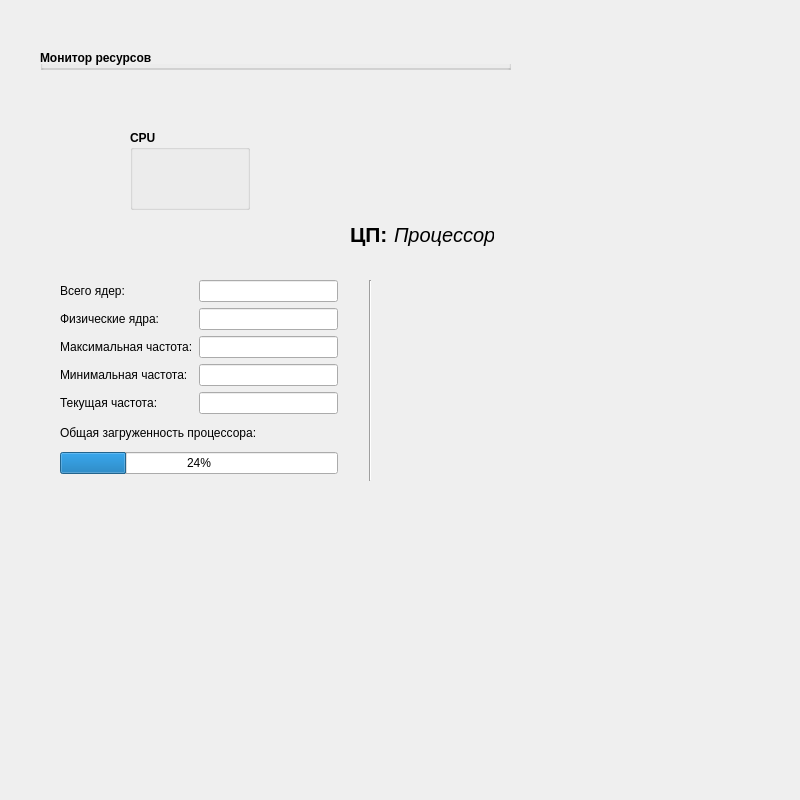
Mer0ll/new_Qt_project, file мое_Зачетное_Задание/ui/ui_my_task_manager_cildResourceMonitor.ui: the form before one commit.
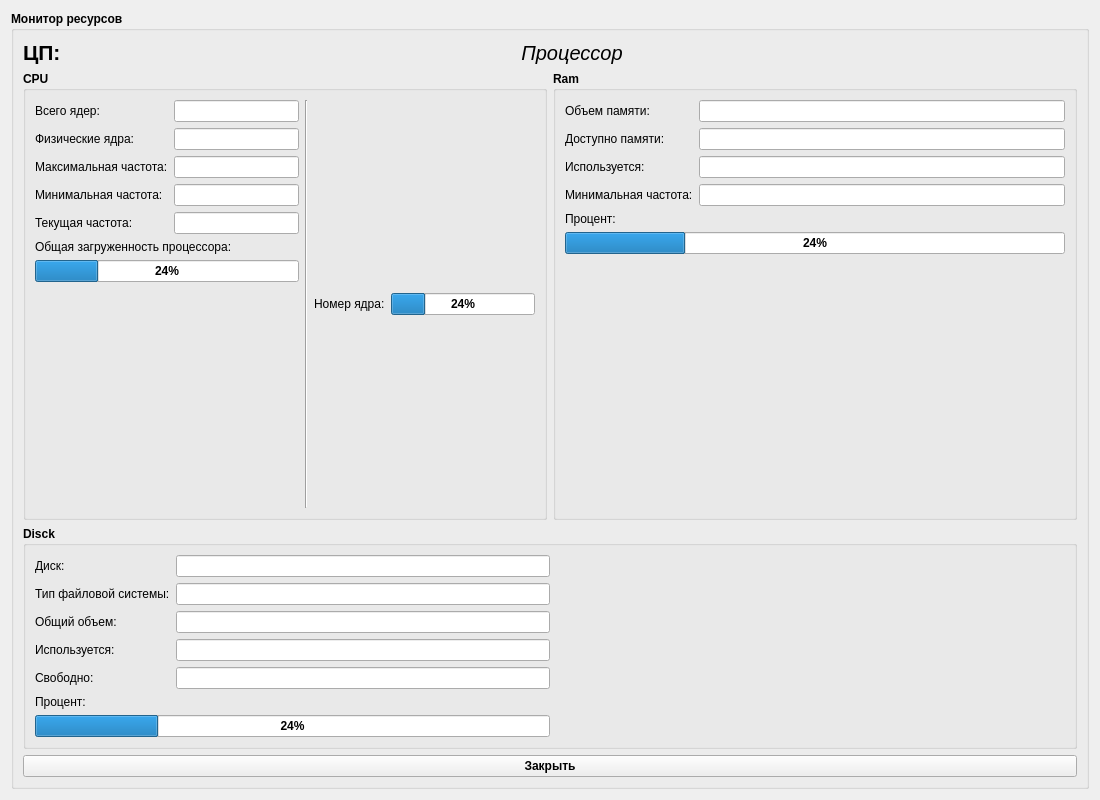
The form after the commit.

```diff
--- a/мое_Зачетное_Задание/ui/ui_my_task_manager_cildResourceMonitor.ui
+++ b/мое_Зачетное_Задание/ui/ui_my_task_manager_cildResourceMonitor.ui
@@ -2,26 +2,35 @@
 <ui version="4.0">
  <class>Form</class>
  <widget class="QWidget" name="Form">
+  <property name="enabled">
+   <bool>true</bool>
+  </property>
   <property name="geometry">
    <rect>
     <x>0</x>
     <y>0</y>
-    <width>800</width>
+    <width>1100</width>
     <height>800</height>
    </rect>
   </property>
+  <property name="sizePolicy">
+   <sizepolicy hsizetype="Fixed" vsizetype="Fixed">
+    <horstretch>0</horstretch>
+    <verstretch>0</verstretch>
+   </sizepolicy>
+  </property>
+  <property name="baseSize">
+   <size>
+    <width>1100</width>
+    <height>800</height>
+   </size>
+  </property>
   <property name="windowTitle">
    <string>Form</string>
   </property>
+  <layout class="QVBoxLayout" name="verticalLayout_17">
+   <item>
   <widget class="QGroupBox" name="groupBox">
-   <property name="geometry">
-    <rect>
-     <x>40</x>
-     <y>50</y>
-     <width>471</width>
-     <height>20</height>
-    </rect>
-   </property>
    <property name="font">
     <font>
      <pointsize>9</pointsize>
@@ -31,29 +40,12 @@
    <property name="title">
     <string>Монитор ресурсов</string>
    </property>
-  </widget>
-  <widget class="Line" name="line">
-   <property name="geometry">
-    <rect>
-     <x>360</x>
-     <y>280</y>
-     <width>20</width>
-     <height>201</height>
-    </rect>
-   </property>
-   <property name="orientation">
-    <enum>Qt::Vertical</enum>
-   </property>
-  </widget>
-  <widget class="QWidget" name="layoutWidget">
-   <property name="geometry">
-    <rect>
-     <x>350</x>
-     <y>220</y>
-     <width>144</width>
-     <height>30</height>
-    </rect>
-   </property>
+     <layout class="QVBoxLayout" name="verticalLayout_16">
+      <item>
+       <layout class="QVBoxLayout" name="verticalLayout_15">
+        <item>
+         <layout class="QVBoxLayout" name="verticalLayout_14">
+          <item>
    <layout class="QHBoxLayout" name="horizontalLayout">
     <item>
      <widget class="QLabel" name="label">
@@ -80,24 +72,35 @@
        <font>
         <pointsize>15</pointsize>
         <italic>true</italic>
+                <bold>false</bold>
        </font>
       </property>
       <property name="text">
        <string>Процессор</string>
       </property>
+              <property name="alignment">
+               <set>Qt::AlignCenter</set>
+              </property>
      </widget>
     </item>
    </layout>
-  </widget>
-  <widget class="QWidget" name="layoutWidget">
-   <property name="geometry">
-    <rect>
-     <x>60</x>
-     <y>280</y>
-     <width>278</width>
-     <height>194</height>
-    </rect>
-   </property>
+          </item>
+          <item>
+           <layout class="QHBoxLayout" name="horizontalLayout_9">
+            <item>
+             <widget class="QGroupBox" name="groupBox_2">
+              <property name="font">
+               <font>
+                <bold>true</bold>
+               </font>
+              </property>
+              <property name="title">
+               <string>CPU</string>
+              </property>
+              <layout class="QHBoxLayout" name="horizontalLayout_6">
+               <item>
+                <layout class="QHBoxLayout" name="horizontalLayout_4">
+                 <item>
    <layout class="QVBoxLayout" name="verticalLayout_4">
     <item>
      <layout class="QHBoxLayout" name="horizontalLayout_2">
@@ -105,6 +108,11 @@
        <layout class="QVBoxLayout" name="verticalLayout_2">
         <item>
          <widget class="QLabel" name="label_3">
+                         <property name="font">
+                          <font>
+                           <bold>false</bold>
+                          </font>
+                         </property>
           <property name="text">
            <string>Всего ядер:</string>
           </property>
@@ -112,6 +120,11 @@
         </item>
         <item>
          <widget class="QLabel" name="label_4">
+                         <property name="font">
+                          <font>
+                           <bold>false</bold>
+                          </font>
+                         </property>
           <property name="text">
            <string>Физические ядра:</string>
           </property>
@@ -119,6 +132,11 @@
         </item>
         <item>
          <widget class="QLabel" name="label_5">
+                         <property name="font">
+                          <font>
+                           <bold>false</bold>
+                          </font>
+                         </property>
           <property name="text">
            <string>Максимальная частота:</string>
           </property>
@@ -126,6 +144,11 @@
         </item>
         <item>
          <widget class="QLabel" name="label_6">
+                         <property name="font">
+                          <font>
+                           <bold>false</bold>
+                          </font>
+                         </property>
           <property name="text">
            <string>Минимальная частота:</string>
           </property>
@@ -133,6 +156,11 @@
         </item>
         <item>
          <widget class="QLabel" name="label_7">
+                         <property name="font">
+                          <font>
+                           <bold>false</bold>
+                          </font>
+                         </property>
           <property name="text">
            <string>Текущая частота:</string>
           </property>
@@ -185,6 +213,11 @@
      <layout class="QVBoxLayout" name="verticalLayout_3">
       <item>
        <widget class="QLabel" name="label_8">
+                       <property name="font">
+                        <font>
+                         <bold>false</bold>
+                        </font>
+                       </property>
         <property name="frameShape">
          <enum>QFrame::NoFrame</enum>
         </property>
@@ -200,28 +233,379 @@
         </property>
        </widget>
       </item>
+                     <item>
+                      <spacer name="verticalSpacer">
+                       <property name="orientation">
+                        <enum>Qt::Vertical</enum>
+                       </property>
+                       <property name="sizeHint" stdset="0">
+                        <size>
+                         <width>20</width>
+                         <height>40</height>
+                        </size>
+                       </property>
+                      </spacer>
+                     </item>
      </layout>
     </item>
    </layout>
-  </widget>
-  <widget class="QGroupBox" name="groupBox_2">
-   <property name="geometry">
-    <rect>
-     <x>130</x>
-     <y>130</y>
-     <width>120</width>
-     <height>80</height>
-    </rect>
-   </property>
+                 </item>
+                 <item>
+                  <widget class="Line" name="line">
+                   <property name="orientation">
+                    <enum>Qt::Vertical</enum>
+                   </property>
+                  </widget>
+                 </item>
+                 <item>
+                  <layout class="QVBoxLayout" name="verticalLayout_5">
+                   <item>
+                    <layout class="QHBoxLayout" name="horizontalLayout_3">
+                     <item>
+                      <widget class="QLabel" name="label_9">
+                       <property name="font">
+                        <font>
+                         <bold>false</bold>
+                        </font>
+                       </property>
+                       <property name="text">
+                        <string>Номер ядра:</string>
+                       </property>
+                      </widget>
+                     </item>
+                     <item>
+                      <widget class="QProgressBar" name="progressBar_2">
+                       <property name="value">
+                        <number>24</number>
+                       </property>
+                      </widget>
+                     </item>
+                    </layout>
+                   </item>
+                  </layout>
+                 </item>
+                </layout>
+               </item>
+              </layout>
+             </widget>
+            </item>
+            <item>
+             <widget class="QGroupBox" name="groupBox_4">
+              <property name="title">
+               <string>Ram</string>
+              </property>
+              <layout class="QVBoxLayout" name="verticalLayout_13">
+               <item>
+                <layout class="QVBoxLayout" name="verticalLayout_10">
+                 <item>
+                  <layout class="QHBoxLayout" name="horizontalLayout_5">
+                   <item>
+                    <layout class="QVBoxLayout" name="verticalLayout_8">
+                     <item>
+                      <widget class="QLabel" name="label_10">
+                       <property name="font">
+                        <font>
+                         <bold>false</bold>
+                        </font>
+                       </property>
+                       <property name="text">
+                        <string>Объем памяти:</string>
+                       </property>
+                      </widget>
+                     </item>
+                     <item>
+                      <widget class="QLabel" name="label_11">
+                       <property name="font">
+                        <font>
+                         <bold>false</bold>
+                        </font>
+                       </property>
+                       <property name="text">
+                        <string>Доступно памяти:</string>
+                       </property>
+                      </widget>
+                     </item>
+                     <item>
+                      <widget class="QLabel" name="label_12">
+                       <property name="font">
+                        <font>
+                         <bold>false</bold>
+                        </font>
+                       </property>
+                       <property name="text">
+                        <string>Используется:</string>
+                       </property>
+                      </widget>
+                     </item>
+                     <item>
+                      <widget class="QLabel" name="label_13">
+                       <property name="font">
+                        <font>
+                         <bold>false</bold>
+                        </font>
+                       </property>
+                       <property name="text">
+                        <string>Минимальная частота:</string>
+                       </property>
+                      </widget>
+                     </item>
+                    </layout>
+                   </item>
+                   <item>
+                    <layout class="QVBoxLayout" name="verticalLayout_7">
+                     <item>
+                      <widget class="QLineEdit" name="lineEdit_6">
+                       <property name="alignment">
+                        <set>Qt::AlignCenter</set>
+                       </property>
+                      </widget>
+                     </item>
+                     <item>
+                      <widget class="QLineEdit" name="lineEdit_7">
+                       <property name="alignment">
+                        <set>Qt::AlignCenter</set>
+                       </property>
+                      </widget>
+                     </item>
+                     <item>
+                      <widget class="QLineEdit" name="lineEdit_8">
+                       <property name="alignment">
+                        <set>Qt::AlignCenter</set>
+                       </property>
+                      </widget>
+                     </item>
+                     <item>
+                      <widget class="QLineEdit" name="lineEdit_9">
+                       <property name="alignment">
+                        <set>Qt::AlignCenter</set>
+                       </property>
+                      </widget>
+                     </item>
+                    </layout>
+                   </item>
+                  </layout>
+                 </item>
+                 <item>
+                  <layout class="QVBoxLayout" name="verticalLayout_9">
+                   <item>
+                    <widget class="QLabel" name="label_14">
+                     <property name="font">
+                      <font>
+                       <bold>false</bold>
+                      </font>
+                     </property>
+                     <property name="frameShape">
+                      <enum>QFrame::NoFrame</enum>
+                     </property>
+                     <property name="text">
+                      <string>Процент:</string>
+                     </property>
+                    </widget>
+                   </item>
+                   <item>
+                    <widget class="QProgressBar" name="progressBar_3">
+                     <property name="value">
+                      <number>24</number>
+                     </property>
+                    </widget>
+                   </item>
+                   <item>
+                    <spacer name="verticalSpacer_3">
+                     <property name="orientation">
+                      <enum>Qt::Vertical</enum>
+                     </property>
+                     <property name="sizeHint" stdset="0">
+                      <size>
+                       <width>20</width>
+                       <height>40</height>
+                      </size>
+                     </property>
+                    </spacer>
+                   </item>
+                  </layout>
+                 </item>
+                </layout>
+               </item>
+              </layout>
+             </widget>
+            </item>
+           </layout>
+          </item>
+         </layout>
+        </item>
+        <item>
+         <widget class="QGroupBox" name="groupBox_3">
    <property name="font">
     <font>
      <bold>true</bold>
     </font>
    </property>
    <property name="title">
-    <string>CPU</string>
-   </property>
-  </widget>
+           <string>Disck</string>
+          </property>
+          <layout class="QHBoxLayout" name="horizontalLayout_8">
+           <item>
+            <layout class="QVBoxLayout" name="verticalLayout_6">
+             <item>
+              <layout class="QHBoxLayout" name="horizontalLayout_7">
+               <item>
+                <layout class="QVBoxLayout" name="verticalLayout_11">
+                 <item>
+                  <widget class="QLabel" name="label_15">
+                   <property name="font">
+                    <font>
+                     <bold>false</bold>
+                    </font>
+                   </property>
+                   <property name="text">
+                    <string>Диск:</string>
+                   </property>
+                  </widget>
+                 </item>
+                 <item>
+                  <widget class="QLabel" name="label_16">
+                   <property name="font">
+                    <font>
+                     <bold>false</bold>
+                    </font>
+                   </property>
+                   <property name="text">
+                    <string>Тип файловой системы:</string>
+                   </property>
+                  </widget>
+                 </item>
+                 <item>
+                  <widget class="QLabel" name="label_17">
+                   <property name="font">
+                    <font>
+                     <bold>false</bold>
+                    </font>
+                   </property>
+                   <property name="text">
+                    <string>Общий объем:</string>
+                   </property>
+                  </widget>
+                 </item>
+                 <item>
+                  <widget class="QLabel" name="label_18">
+                   <property name="font">
+                    <font>
+                     <bold>false</bold>
+                    </font>
+                   </property>
+                   <property name="text">
+                    <string>Используется:</string>
+                   </property>
+                  </widget>
+                 </item>
+                 <item>
+                  <widget class="QLabel" name="label_19">
+                   <property name="font">
+                    <font>
+                     <bold>false</bold>
+                    </font>
+                   </property>
+                   <property name="text">
+                    <string>Свободно:</string>
+                   </property>
+                  </widget>
+                 </item>
+                </layout>
+               </item>
+               <item>
+                <layout class="QVBoxLayout" name="verticalLayout_12">
+                 <item>
+                  <widget class="QLineEdit" name="lineEdit_10">
+                   <property name="alignment">
+                    <set>Qt::AlignCenter</set>
+                   </property>
+                  </widget>
+                 </item>
+                 <item>
+                  <widget class="QLineEdit" name="lineEdit_11">
+                   <property name="alignment">
+                    <set>Qt::AlignCenter</set>
+                   </property>
+                  </widget>
+                 </item>
+                 <item>
+                  <widget class="QLineEdit" name="lineEdit_12">
+                   <property name="alignment">
+                    <set>Qt::AlignCenter</set>
+                   </property>
+                  </widget>
+                 </item>
+                 <item>
+                  <widget class="QLineEdit" name="lineEdit_14">
+                   <property name="alignment">
+                    <set>Qt::AlignCenter</set>
+                   </property>
+                  </widget>
+                 </item>
+                 <item>
+                  <widget class="QLineEdit" name="lineEdit_15">
+                   <property name="alignment">
+                    <set>Qt::AlignCenter</set>
+                   </property>
+                  </widget>
+                 </item>
+                </layout>
+               </item>
+              </layout>
+             </item>
+             <item>
+              <widget class="QLabel" name="label_20">
+               <property name="font">
+                <font>
+                 <bold>false</bold>
+                </font>
+               </property>
+               <property name="frameShape">
+                <enum>QFrame::NoFrame</enum>
+               </property>
+               <property name="text">
+                <string>Процент:</string>
+               </property>
+              </widget>
+             </item>
+             <item>
+              <widget class="QProgressBar" name="progressBar_4">
+               <property name="value">
+                <number>24</number>
+               </property>
+              </widget>
+             </item>
+            </layout>
+           </item>
+           <item>
+            <spacer name="horizontalSpacer">
+             <property name="orientation">
+              <enum>Qt::Horizontal</enum>
+             </property>
+             <property name="sizeHint" stdset="0">
+              <size>
+               <width>40</width>
+               <height>20</height>
+              </size>
+             </property>
+            </spacer>
+           </item>
+          </layout>
+         </widget>
+        </item>
+       </layout>
+      </item>
+      <item>
+       <widget class="QPushButton" name="pushButton">
+        <property name="text">
+         <string>Закрыть</string>
+        </property>
+       </widget>
+      </item>
+     </layout>
+    </widget>
+   </item>
+  </layout>
  </widget>
  <resources/>
  <connections/>
```
Lines whose indentation alone changed are shown as unchanged.
